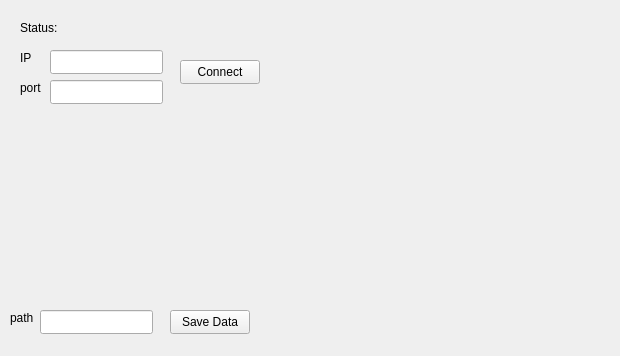
First picture: the form in clientwindow.ui, repository AdrianOstrowski/Mini_Scada, before the edit.
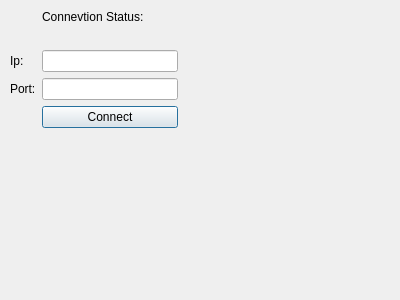
Second picture: the form after the edit.

Diff of the .ui file:
```diff
--- a/clientwindow.ui
+++ b/clientwindow.ui
@@ -1,125 +1,70 @@
 <?xml version="1.0" encoding="UTF-8"?>
 <ui version="4.0">
  <class>ClientWindow</class>
- <widget class="QWidget" name="ClientWindow">
+ <widget class="QDialog" name="ClientWindow">
   <property name="geometry">
    <rect>
     <x>0</x>
     <y>0</y>
-    <width>620</width>
-    <height>356</height>
+    <width>400</width>
+    <height>300</height>
    </rect>
   </property>
   <property name="windowTitle">
    <string>Form</string>
   </property>
-  <widget class="QLabel" name="label">
-   <property name="geometry">
-    <rect>
-     <x>20</x>
-     <y>20</y>
-     <width>49</width>
-     <height>16</height>
-    </rect>
-   </property>
-   <property name="text">
-    <string>Status:</string>
-   </property>
-  </widget>
-  <widget class="QPushButton" name="pushButton">
-   <property name="geometry">
-    <rect>
-     <x>180</x>
-     <y>60</y>
-     <width>80</width>
-     <height>24</height>
-    </rect>
-   </property>
-   <property name="text">
-    <string>Connect</string>
-   </property>
-  </widget>
-  <widget class="QPushButton" name="pushButton_2">
-   <property name="geometry">
-    <rect>
-     <x>170</x>
-     <y>310</y>
-     <width>80</width>
-     <height>24</height>
-    </rect>
-   </property>
-   <property name="text">
-    <string>Save Data</string>
-   </property>
-  </widget>
-  <widget class="QLineEdit" name="lineEdit">
-   <property name="geometry">
-    <rect>
-     <x>50</x>
-     <y>50</y>
-     <width>113</width>
-     <height>24</height>
-    </rect>
-   </property>
-  </widget>
-  <widget class="QLineEdit" name="lineEdit_2">
-   <property name="geometry">
-    <rect>
-     <x>50</x>
-     <y>80</y>
-     <width>113</width>
-     <height>24</height>
-    </rect>
-   </property>
-  </widget>
-  <widget class="QLineEdit" name="lineEdit_3">
-   <property name="geometry">
-    <rect>
-     <x>40</x>
-     <y>310</y>
-     <width>113</width>
-     <height>24</height>
-    </rect>
-   </property>
-  </widget>
-  <widget class="QLabel" name="label_2">
-   <property name="geometry">
-    <rect>
-     <x>20</x>
-     <y>50</y>
-     <width>21</width>
-     <height>16</height>
-    </rect>
-   </property>
-   <property name="text">
-    <string>IP</string>
-   </property>
-  </widget>
-  <widget class="QLabel" name="label_3">
-   <property name="geometry">
-    <rect>
-     <x>20</x>
-     <y>80</y>
-     <width>21</width>
-     <height>16</height>
-    </rect>
-   </property>
-   <property name="text">
-    <string>port</string>
-   </property>
-  </widget>
-  <widget class="QLabel" name="label_4">
+  <widget class="QWidget" name="formLayoutWidget">
    <property name="geometry">
     <rect>
      <x>10</x>
-     <y>310</y>
-     <width>31</width>
-     <height>16</height>
+     <y>10</y>
+     <width>168</width>
+     <height>136</height>
     </rect>
    </property>
-   <property name="text">
-    <string>path</string>
-   </property>
+   <layout class="QFormLayout" name="formLayout">
+    <item row="1" column="1">
+     <widget class="QLabel" name="label">
+      <property name="text">
+       <string>Connevtion Status:</string>
+      </property>
+     </widget>
+    </item>
+    <item row="3" column="0">
+     <widget class="QLabel" name="label_2">
+      <property name="text">
+       <string>Ip:</string>
+      </property>
+     </widget>
+    </item>
+    <item row="3" column="1">
+     <widget class="QLineEdit" name="lineEdit_2"/>
+    </item>
+    <item row="4" column="0">
+     <widget class="QLabel" name="label_3">
+      <property name="text">
+       <string>Port:</string>
+      </property>
+     </widget>
+    </item>
+    <item row="4" column="1">
+     <widget class="QLineEdit" name="lineEdit"/>
+    </item>
+    <item row="5" column="1">
+     <widget class="QPushButton" name="pushButton_2">
+      <property name="text">
+       <string>Connect</string>
+      </property>
+     </widget>
+    </item>
+    <item row="2" column="1">
+     <widget class="QLabel" name="label_4">
+      <property name="text">
+       <string/>
+      </property>
+     </widget>
+    </item>
+   </layout>
   </widget>
  </widget>
  <resources/>
```
Left out of the diff: 2 changed lines with no effect on the pictures.
